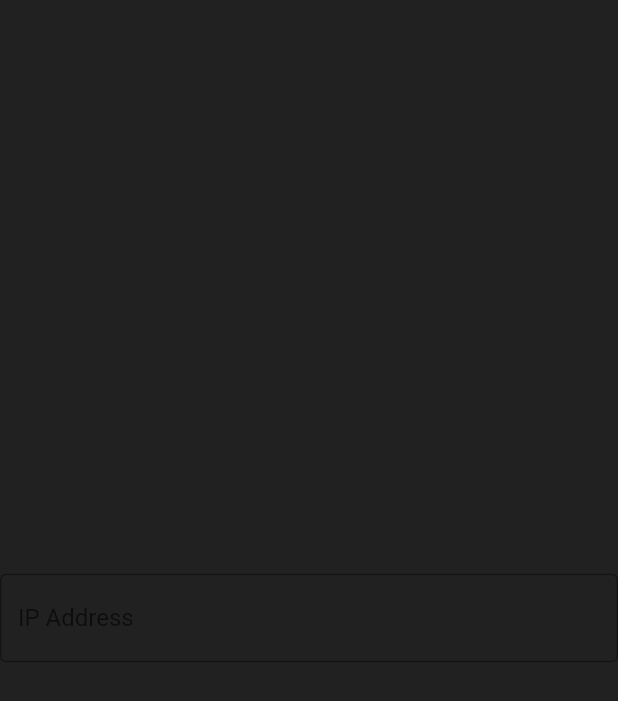
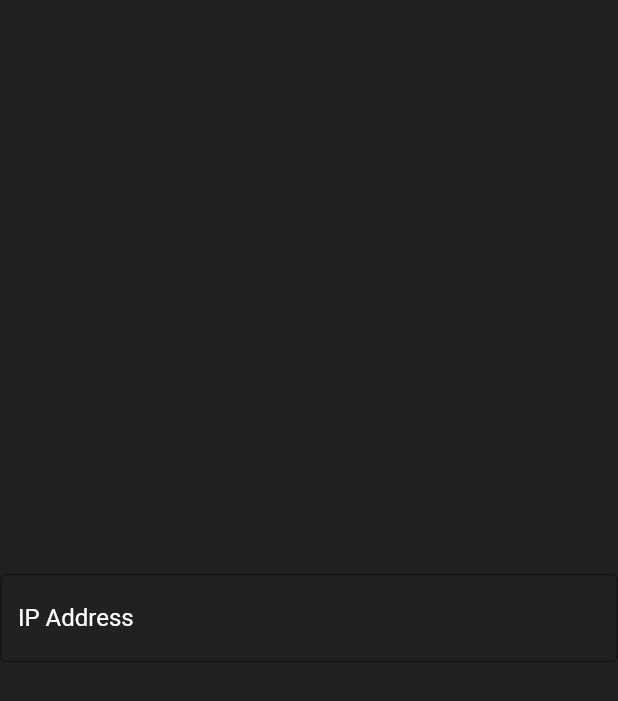
Before and after one commit to SAREC-Lab/ScribblePath, a Flutter app: the IP_Page screen opened directly, on a phone screen of 412 x 824 dp. Shown: the top 701 px of the screen. Run offline on Flutter 3.47's test engine with Material 2 defaults, Android fonts, the phone set to English and light mode, and no system bars; our stand-ins replace tuple.

Commit message:
changed scale of screen

```diff
--- a/scribble_app/lib/main.dart
+++ b/scribble_app/lib/main.dart
@@ -59,7 +59,7 @@ class Path extends CustomPainter {
 String url = 'http://172.16.1.146:8080';
 
 class _MyHomePageState extends State<MyHomePage> {
-  int scale = 12; //Scale of Screen
+  int scale = 50; //Scale of Screen
   List<Tuple2<int, int>> dataPts = [];
   List<Offset> screenPts = [];
 
@@ -225,6 +225,7 @@ class _IP_PageState extends State<IP_Page> {
   void initState() {
     super.initState();
     _focusNode.addListener(() {
+
       print("Has focus: ${_focusNode.hasFocus}");
     });
   }
@@ -247,10 +248,15 @@ class _IP_PageState extends State<IP_Page> {
               textInputAction: TextInputAction.send,
               decoration: InputDecoration(
                 labelText: "IP Address",
-                hintStyle: TextStyle(
-                  color: Colors.white,
+                labelStyle: TextStyle(color: Colors.white),
+                //hintText: "IP Address",
+                // hintStyle: TextStyle(
+                //   decorationColor: Colors.white,
+                //   color: Colors.white,
+                // ),
+                border: OutlineInputBorder(
+                  //borderSide: BorderSide(color: Colors.white),
                 ),
-                border: OutlineInputBorder(),
                 // suffixIcon: IconButton(
                 //   icon: Icon(Icons.send),
                 //   onPressed:
```
